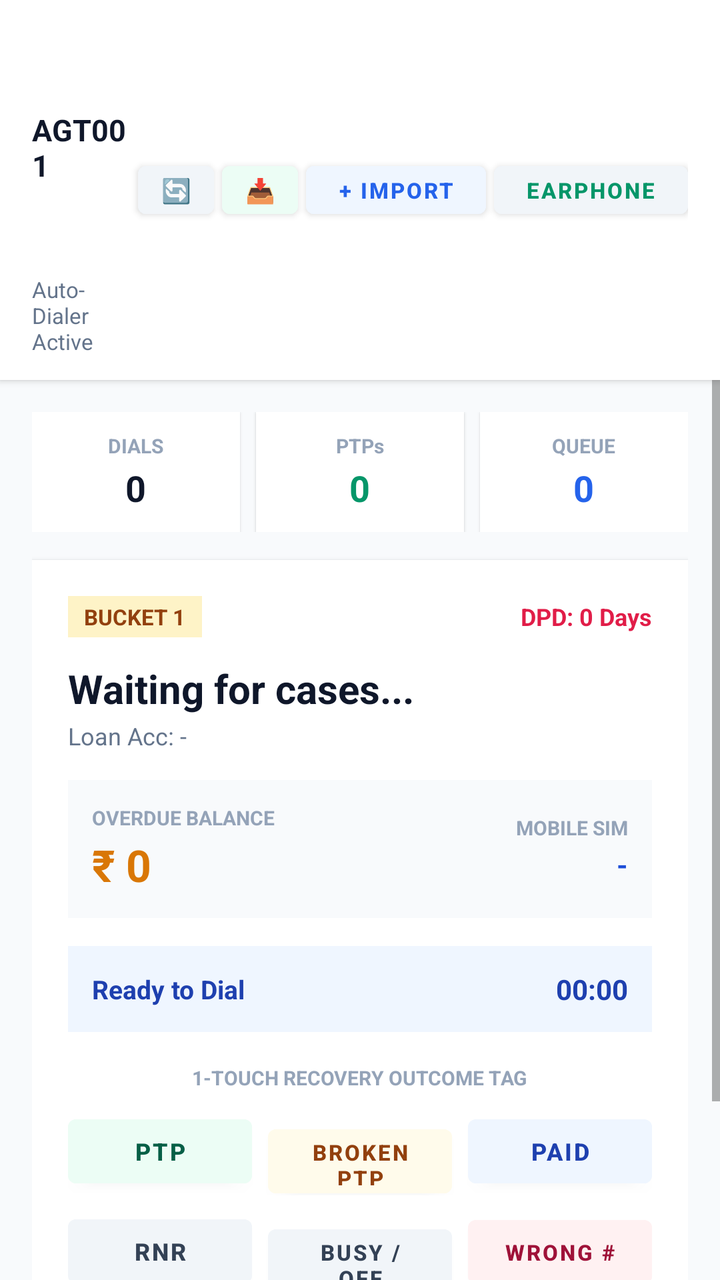
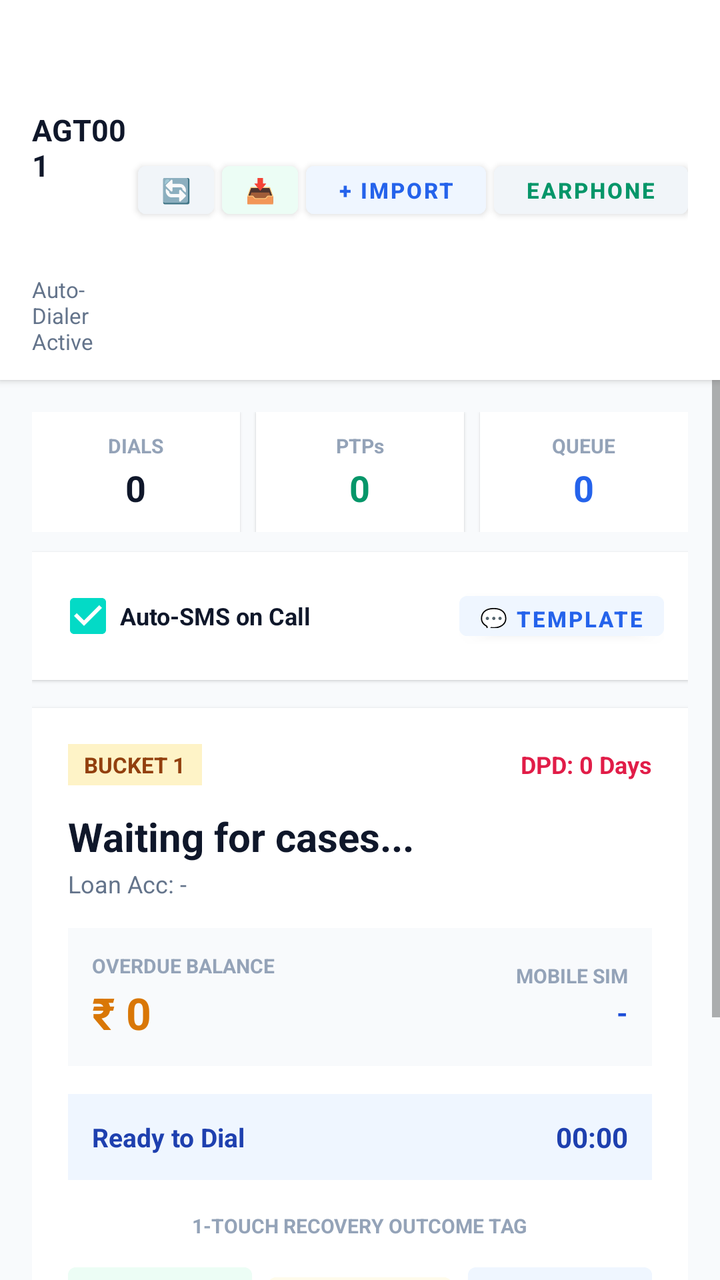

Before-and-after screenshots of an Android layout around one commit, followed by the original layout XML and the change that was made.
<!-- AndroidManifest.xml: application theme Theme.DebtFlowDialer -->
<!-- res/layout/activity_main.xml -->
<?xml version="1.0" encoding="utf-8"?>
<FrameLayout xmlns:android="http://schemas.android.com/apk/res/android"
    xmlns:tools="http://schemas.android.com/tools"
    android:layout_width="match_parent"
    android:layout_height="match_parent"
    android:background="#F8FAFC">

    
    
    
    <LinearLayout
        android:id="@+id/layoutLocked"
        android:layout_width="match_parent"
        android:layout_height="match_parent"
        android:background="#FFFFFF"
        android:gravity="center"
        android:orientation="vertical"
        android:padding="32dp"
        android:visibility="gone">

        <TextView
            android:layout_width="wrap_content"
            android:layout_height="wrap_content"
            android:text="ACCESS REVOKED"
            android:textColor="#EF4444"
            android:textSize="22sp"
            android:textStyle="bold" />

        <TextView
            android:id="@+id/tvLockReason"
            android:layout_width="wrap_content"
            android:layout_height="wrap_content"
            android:layout_marginTop="12dp"
            android:gravity="center"
            android:text="This APK is deactivated by Super Administrator. Local records wiped."
            android:textColor="#64748B"
            android:textSize="13sp" />
    </LinearLayout>

    
    
    
    <LinearLayout
        android:id="@+id/layoutLogin"
        android:layout_width="match_parent"
        android:layout_height="match_parent"
        android:background="#F8FAFC"
        android:gravity="center"
        android:orientation="vertical"
        android:padding="24dp"
        android:visibility="gone">

        
        <LinearLayout
            android:layout_width="match_parent"
            android:layout_height="wrap_content"
            android:background="#FFFFFF"
            android:elevation="4dp"
            android:orientation="vertical"
            android:padding="24dp">

            <TextView
                android:layout_width="wrap_content"
                android:layout_height="wrap_content"
                android:text="DebtFlow Pro"
                android:textColor="#2563EB"
                android:textSize="24sp"
                android:textStyle="bold" />

            <TextView
                android:layout_width="wrap_content"
                android:layout_height="wrap_content"
                android:layout_marginTop="4dp"
                android:text="SIM Auto-Dialer • Telecaller Login"
                android:textColor="#64748B"
                android:textSize="12sp"
                android:textStyle="bold" />

            
            <TextView
                android:layout_width="wrap_content"
                android:layout_height="wrap_content"
                android:layout_marginTop="20dp"
                android:text="AGENT ID (LOGIN ID)"
                android:textColor="#475569"
                android:textSize="11sp"
                android:textStyle="bold" />

            <EditText
                android:id="@+id/etAgentCode"
                android:layout_width="match_parent"
                android:layout_height="48dp"
                android:layout_marginTop="6dp"
                android:background="#F1F5F9"
                android:hint="e.g. AGT001"
                android:inputType="textCapCharacters"
                android:paddingHorizontal="14dp"
                android:textColor="#0F172A"
                android:textColorHint="#94A3B8"
                android:textSize="14sp"
                android:textStyle="bold" />

            
            <TextView
                android:layout_width="wrap_content"
                android:layout_height="wrap_content"
                android:layout_marginTop="14dp"
                android:text="PASSWORD"
                android:textColor="#475569"
                android:textSize="11sp"
                android:textStyle="bold" />

            <EditText
                android:id="@+id/etAgentPassword"
                android:layout_width="match_parent"
                android:layout_height="48dp"
                android:layout_marginTop="6dp"
                android:background="#F1F5F9"
                android:hint="Enter password"
                android:inputType="textPassword"
                android:paddingHorizontal="14dp"
                android:textColor="#0F172A"
                android:textColorHint="#94A3B8"
                android:textSize="14sp" />

            
            <TextView
                android:layout_width="match_parent"
                android:layout_height="wrap_content"
                android:layout_marginTop="14dp"
                android:background="#EFF6FF"
                android:padding="10dp"
                android:text="⚡ Fast SIM Auto-Dialing • Multi-Device Access Enabled"
                android:textColor="#1E40AF"
                android:textSize="11sp" />

            
            <Button
                android:id="@+id/btnLoginSubmit"
                android:layout_width="match_parent"
                android:layout_height="48dp"
                android:layout_marginTop="20dp"
                android:backgroundTint="#2563EB"
                android:text="Enter Cockpit"
                android:textColor="#FFFFFF"
                android:textSize="13sp"
                android:textStyle="bold" />
        </LinearLayout>
    </LinearLayout>

    
    
    
    <LinearLayout
        android:id="@+id/layoutDialer"
        android:layout_width="match_parent"
        android:layout_height="match_parent"
        android:background="#F8FAFC"
        android:orientation="vertical"
        android:visibility="visible">

        
        <LinearLayout
            android:layout_width="match_parent"
            android:layout_height="wrap_content"
            android:background="#FFFFFF"
            android:elevation="2dp"
            android:gravity="center_vertical"
            android:orientation="horizontal"
            android:paddingHorizontal="16dp"
            android:paddingVertical="12dp">

            <LinearLayout
                android:layout_width="0dp"
                android:layout_height="wrap_content"
                android:layout_weight="1"
                android:orientation="vertical">

                <LinearLayout
                    android:layout_width="wrap_content"
                    android:layout_height="wrap_content"
                    android:gravity="center_vertical"
                    android:orientation="horizontal">

                    <TextView
                        android:id="@+id/tvQueueProgress"
                        android:layout_width="wrap_content"
                        android:layout_height="wrap_content"
                        android:text="AGT001"
                        android:textColor="#0F172A"
                        android:textSize="15sp"
                        android:textStyle="bold" />

                    <TextView
                        android:layout_width="wrap_content"
                        android:layout_height="wrap_content"
                        android:layout_marginStart="8dp"
                        android:background="#ECFDF5"
                        android:paddingHorizontal="6dp"
                        android:paddingVertical="2dp"
                        android:text="● SIM Live"
                        android:textColor="#059669"
                        android:textSize="10sp"
                        android:textStyle="bold" />
                </LinearLayout>

                <TextView
                    android:id="@+id/tvHeaderSubtext"
                    android:layout_width="wrap_content"
                    android:layout_height="wrap_content"
                    android:layout_marginTop="2dp"
                    android:text="Auto-Dialer Active"
                    android:textColor="#64748B"
                    android:textSize="11sp" />
            </LinearLayout>

            
            <Button
                android:id="@+id/btnRefreshQueue"
                android:layout_width="38dp"
                android:layout_height="36dp"
                android:backgroundTint="#F1F5F9"
                android:padding="0dp"
                android:text="🔄"
                android:textSize="12sp" />

            <Button
                android:id="@+id/btnExportFeedback"
                android:layout_width="38dp"
                android:layout_height="36dp"
                android:layout_marginStart="4dp"
                android:backgroundTint="#ECFDF5"
                android:padding="0dp"
                android:text="📥"
                android:textSize="12sp" />

            <Button
                android:id="@+id/btnAgentImport"
                android:layout_width="wrap_content"
                android:layout_height="36dp"
                android:layout_marginStart="4dp"
                android:backgroundTint="#EFF6FF"
                android:text="+ Import"
                android:textColor="#2563EB"
                android:textSize="11sp"
                android:textStyle="bold" />

            <Button
                android:id="@+id/btnAudioToggle"
                android:layout_width="wrap_content"
                android:layout_height="36dp"
                android:layout_marginStart="4dp"
                android:backgroundTint="#F1F5F9"
                android:text="Earphone"
                android:textColor="#059669"
                android:textSize="11sp"
                android:textStyle="bold" />
                android:textSize="11sp"
                android:textStyle="bold" />
        </LinearLayout>

        <ScrollView
            android:layout_width="match_parent"
            android:layout_height="0dp"
            android:layout_weight="1"
            android:fillViewport="true">

            <LinearLayout
                android:layout_width="match_parent"
                android:layout_height="wrap_content"
                android:orientation="vertical"
                android:padding="16dp">

                
                <LinearLayout
                    android:layout_width="match_parent"
                    android:layout_height="wrap_content"
                    android:orientation="horizontal">

                    <LinearLayout
                        android:layout_width="0dp"
                        android:layout_height="wrap_content"
                        android:layout_marginEnd="4dp"
                        android:layout_weight="1"
                        android:background="#FFFFFF"
                        android:elevation="1dp"
                        android:gravity="center"
                        android:orientation="vertical"
                        android:padding="10dp">

                        <TextView
                            android:layout_width="wrap_content"
                            android:layout_height="wrap_content"
                            android:text="DIALS"
                            android:textColor="#94A3B8"
                            android:textSize="10sp"
                            android:textStyle="bold" />

                        <TextView
                            android:id="@+id/tvStatDials"
                            android:layout_width="wrap_content"
                            android:layout_height="wrap_content"
                            android:layout_marginTop="2dp"
                            android:text="0"
                            android:textColor="#0F172A"
                            android:textSize="18sp"
                            android:textStyle="bold" />
                    </LinearLayout>

                    <LinearLayout
                        android:layout_width="0dp"
                        android:layout_height="wrap_content"
                        android:layout_marginHorizontal="4dp"
                        android:layout_weight="1"
                        android:background="#FFFFFF"
                        android:elevation="1dp"
                        android:gravity="center"
                        android:orientation="vertical"
                        android:padding="10dp">

                        <TextView
                            android:layout_width="wrap_content"
                            android:layout_height="wrap_content"
                            android:text="PTPs"
                            android:textColor="#94A3B8"
                            android:textSize="10sp"
                            android:textStyle="bold" />

                        <TextView
                            android:id="@+id/tvStatPtps"
                            android:layout_width="wrap_content"
                            android:layout_height="wrap_content"
                            android:layout_marginTop="2dp"
                            android:text="0"
                            android:textColor="#059669"
                            android:textSize="18sp"
                            android:textStyle="bold" />
                    </LinearLayout>

                    <LinearLayout
                        android:layout_width="0dp"
                        android:layout_height="wrap_content"
                        android:layout_marginStart="4dp"
                        android:layout_weight="1"
                        android:background="#FFFFFF"
                        android:elevation="1dp"
                        android:gravity="center"
                        android:orientation="vertical"
                        android:padding="10dp">

                        <TextView
                            android:layout_width="wrap_content"
                            android:layout_height="wrap_content"
                            android:text="QUEUE"
                            android:textColor="#94A3B8"
                            android:textSize="10sp"
                            android:textStyle="bold" />

                        <TextView
                            android:id="@+id/tvStatQueue"
                            android:layout_width="wrap_content"
                            android:layout_height="wrap_content"
                            android:layout_marginTop="2dp"
                            android:text="0"
                            android:textColor="#2563EB"
                            android:textSize="18sp"
                            android:textStyle="bold" />
                    </LinearLayout>
                </LinearLayout>

                
                <LinearLayout
                    android:layout_width="match_parent"
                    android:layout_height="wrap_content"
                    android:layout_marginTop="14dp"
                    android:background="#FFFFFF"
                    android:elevation="2dp"
                    android:orientation="vertical"
                    android:padding="18dp">

                    
                    <LinearLayout
                        android:layout_width="match_parent"
                        android:layout_height="wrap_content"
                        android:gravity="center_vertical"
                        android:orientation="horizontal">

                        <TextView
                            android:id="@+id/tvBucket"
                            android:layout_width="wrap_content"
                            android:layout_height="wrap_content"
                            android:background="#FEF3C7"
                            android:paddingHorizontal="8dp"
                            android:paddingVertical="3dp"
                            android:text="BUCKET 1"
                            android:textColor="#92400E"
                            android:textSize="11sp"
                            android:textStyle="bold" />

                        <View
                            android:layout_width="0dp"
                            android:layout_height="1dp"
                            android:layout_weight="1" />

                        <TextView
                            android:id="@+id/tvDpd"
                            android:layout_width="wrap_content"
                            android:layout_height="wrap_content"
                            android:text="DPD: 0 Days"
                            android:textColor="#E11D48"
                            android:textSize="12sp"
                            android:textStyle="bold" />
                    </LinearLayout>

                    
                    <TextView
                        android:id="@+id/tvDebtorName"
                        android:layout_width="wrap_content"
                        android:layout_height="wrap_content"
                        android:layout_marginTop="12dp"
                        android:text="Waiting for cases..."
                        android:textColor="#0F172A"
                        android:textSize="20sp"
                        android:textStyle="bold" />

                    <TextView
                        android:id="@+id/tvLoanAcc"
                        android:layout_width="wrap_content"
                        android:layout_height="wrap_content"
                        android:layout_marginTop="2dp"
                        android:text="Loan Acc: -"
                        android:textColor="#64748B"
                        android:textSize="12sp" />

                    
                    <LinearLayout
                        android:layout_width="match_parent"
                        android:layout_height="wrap_content"
                        android:layout_marginTop="14dp"
                        android:background="#F8FAFC"
                        android:gravity="center_vertical"
                        android:orientation="horizontal"
                        android:padding="12dp">

                        <LinearLayout
                            android:layout_width="0dp"
                            android:layout_height="wrap_content"
                            android:layout_weight="1"
                            android:orientation="vertical">

                            <TextView
                                android:layout_width="wrap_content"
                                android:layout_height="wrap_content"
                                android:text="OVERDUE BALANCE"
                                android:textColor="#94A3B8"
                                android:textSize="10sp"
                                android:textStyle="bold" />

                            <TextView
                                android:id="@+id/tvOverdue"
                                android:layout_width="wrap_content"
                                android:layout_height="wrap_content"
                                android:layout_marginTop="2dp"
                                android:text="₹ 0"
                                android:textColor="#D97706"
                                android:textSize="22sp"
                                android:textStyle="bold" />
                        </LinearLayout>

                        <LinearLayout
                            android:layout_width="wrap_content"
                            android:layout_height="wrap_content"
                            android:gravity="end"
                            android:orientation="vertical">

                            <TextView
                                android:layout_width="wrap_content"
                                android:layout_height="wrap_content"
                                android:text="MOBILE SIM"
                                android:textColor="#94A3B8"
                                android:textSize="10sp"
                                android:textStyle="bold" />

                            <TextView
                                android:id="@+id/tvPhone"
                                android:layout_width="wrap_content"
                                android:layout_height="wrap_content"
                                android:layout_marginTop="2dp"
                                android:text="-"
                                android:textColor="#1D4ED8"
                                android:textSize="14sp"
                                android:textStyle="bold" />
                        </LinearLayout>
                    </LinearLayout>

                    
                    <LinearLayout
                        android:layout_width="match_parent"
                        android:layout_height="wrap_content"
                        android:layout_marginTop="14dp"
                        android:background="#EFF6FF"
                        android:gravity="center_vertical"
                        android:orientation="horizontal"
                        android:padding="12dp">

                        <TextView
                            android:id="@+id/tvCallStatus"
                            android:layout_width="0dp"
                            android:layout_height="wrap_content"
                            android:layout_weight="1"
                            android:text="Ready to Dial"
                            android:textColor="#1E40AF"
                            android:textSize="13sp"
                            android:textStyle="bold" />

                        <TextView
                            android:id="@+id/tvCallTimer"
                            android:layout_width="wrap_content"
                            android:layout_height="wrap_content"
                            android:text="00:00"
                            android:textColor="#1E40AF"
                            android:textSize="14sp"
                            android:textStyle="bold" />
                    </LinearLayout>

                    
                    <LinearLayout
                        android:id="@+id/layoutDispositions"
                        android:layout_width="match_parent"
                        android:layout_height="wrap_content"
                        android:layout_marginTop="16dp"
                        android:orientation="vertical"
                        android:visibility="visible">

                        <TextView
                            android:layout_width="wrap_content"
                            android:layout_height="wrap_content"
                            android:layout_gravity="center"
                            android:text="1-TOUCH RECOVERY OUTCOME TAG"
                            android:textColor="#94A3B8"
                            android:textSize="10sp"
                            android:textStyle="bold" />

                        
                        <LinearLayout
                            android:layout_width="match_parent"
                            android:layout_height="wrap_content"
                            android:layout_marginTop="8dp"
                            android:orientation="horizontal">

                            <Button
                                android:id="@+id/btnDispPtp"
                                android:layout_width="0dp"
                                android:layout_height="44dp"
                                android:layout_marginEnd="4dp"
                                android:layout_weight="1"
                                android:backgroundTint="#ECFDF5"
                                android:text="PTP"
                                android:textColor="#065F46"
                                android:textSize="12sp"
                                android:textStyle="bold" />

                            <Button
                                android:id="@+id/btnDispBrokenPtp"
                                android:layout_width="0dp"
                                android:layout_height="44dp"
                                android:layout_marginHorizontal="4dp"
                                android:layout_weight="1"
                                android:backgroundTint="#FFFBEB"
                                android:text="Broken PTP"
                                android:textColor="#92400E"
                                android:textSize="11sp"
                                android:textStyle="bold" />

                            <Button
                                android:id="@+id/btnDispPaid"
                                android:layout_width="0dp"
                                android:layout_height="44dp"
                                android:layout_marginStart="4dp"
                                android:layout_weight="1"
                                android:backgroundTint="#EFF6FF"
                                android:text="Paid"
                                android:textColor="#1E40AF"
                                android:textSize="12sp"
                                android:textStyle="bold" />
                        </LinearLayout>

                        
                        <LinearLayout
                            android:layout_width="match_parent"
                            android:layout_height="wrap_content"
                            android:layout_marginTop="6dp"
                            android:orientation="horizontal">

                            <Button
                                android:id="@+id/btnDispRnr"
                                android:layout_width="0dp"
                                android:layout_height="44dp"
                                android:layout_marginEnd="4dp"
                                android:layout_weight="1"
                                android:backgroundTint="#F1F5F9"
                                android:text="RNR"
                                android:textColor="#334155"
                                android:textSize="12sp"
                                android:textStyle="bold" />

                            <Button
                                android:id="@+id/btnDispBusy"
                                android:layout_width="0dp"
                                android:layout_height="44dp"
                                android:layout_marginHorizontal="4dp"
                                android:layout_weight="1"
                                android:backgroundTint="#F1F5F9"
                                android:text="Busy / Off"
                                android:textColor="#334155"
                                android:textSize="11sp"
                                android:textStyle="bold" />

                            <Button
                                android:id="@+id/btnDispWrong"
                                android:layout_width="0dp"
                                android:layout_height="44dp"
                                android:layout_marginStart="4dp"
                                android:layout_weight="1"
                                android:backgroundTint="#FFF1F2"
                                android:text="Wrong #"
                                android:textColor="#9F1239"
                                android:textSize="11sp"
                                android:textStyle="bold" />
                        </LinearLayout>
                    </LinearLayout>

                    
                    <LinearLayout
                        android:layout_width="match_parent"
                        android:layout_height="wrap_content"
                        android:layout_marginTop="18dp"
                        android:gravity="center_vertical"
                        android:orientation="horizontal">

                        <Button
                            android:id="@+id/btnStartDial"
                            android:layout_width="0dp"
                            android:layout_height="52dp"
                            android:layout_weight="1"
                            android:backgroundTint="#10B981"
                            android:text="Start Auto-Dialing"
                            android:textColor="#FFFFFF"
                            android:textSize="14sp"
                            android:textStyle="bold" />

                        <Button
                            android:id="@+id/btnPause"
                            android:layout_width="wrap_content"
                            android:layout_height="52dp"
                            android:layout_marginStart="6dp"
                            android:backgroundTint="#F1F5F9"
                            android:text="Pause"
                            android:textColor="#334155"
                            android:textSize="12sp"
                            android:textStyle="bold" />

                        <Button
                            android:id="@+id/btnNextLead"
                            android:layout_width="wrap_content"
                            android:layout_height="52dp"
                            android:layout_marginStart="6dp"
                            android:backgroundTint="#EFF6FF"
                            android:text="Next ⏭"
                            android:textColor="#2563EB"
                            android:textSize="12sp"
                            android:textStyle="bold" />
                    </LinearLayout>

                </LinearLayout>

            </LinearLayout>
        </ScrollView>
    </LinearLayout>

</FrameLayout>
<!-- resources referenced by this layout -->
<resources>
  <style name="Theme.DebtFlowDialer" parent="Theme.MaterialComponents.Light.NoActionBar">
          <item name="colorPrimary">#2563EB</item>
          <item name="colorPrimaryVariant">#1D4ED8</item>
          <item name="colorOnPrimary">#FFFFFF</item>
          <item name="android:statusBarColor">#FFFFFF</item>
          <item name="android:windowLightStatusBar">true</item>
          <item name="android:navigationBarColor">#FFFFFF</item>
          <item name="android:windowLightNavigationBar">true</item>
      </style>
</resources>

<!-- the commit's change to res/layout/activity_main.xml (unified diff, before → after) -->
@@ -372,6 +372,41 @@
                 <LinearLayout
                     android:layout_width="match_parent"
                     android:layout_height="wrap_content"
+                    android:layout_marginTop="10dp"
+                    android:background="#FFFFFF"
+                    android:elevation="1dp"
+                    android:gravity="center_vertical"
+                    android:orientation="horizontal"
+                    android:paddingHorizontal="12dp"
+                    android:paddingVertical="8dp">
+
+                    <CheckBox
+                        android:id="@+id/cbAutoSms"
+                        android:layout_width="0dp"
+                        android:layout_height="wrap_content"
+                        android:layout_weight="1"
+                        android:checked="true"
+                        android:text="Auto-SMS on Call"
+                        android:textColor="#0F172A"
+                        android:textSize="12sp"
+                        android:textStyle="bold" />
+
+                    <Button
+                        android:id="@+id/btnSmsTemplate"
+                        android:layout_width="wrap_content"
+                        android:layout_height="32dp"
+                        android:backgroundTint="#EFF6FF"
+                        android:paddingHorizontal="10dp"
+                        android:text="💬 Template"
+                        android:textColor="#2563EB"
+                        android:textSize="11sp"
+                        android:textStyle="bold" />
+                </LinearLayout>
+
+                
+                <LinearLayout
+                    android:layout_width="match_parent"
+                    android:layout_height="wrap_content"
                     android:layout_marginTop="14dp"
                     android:background="#FFFFFF"
                     android:elevation="2dp"
